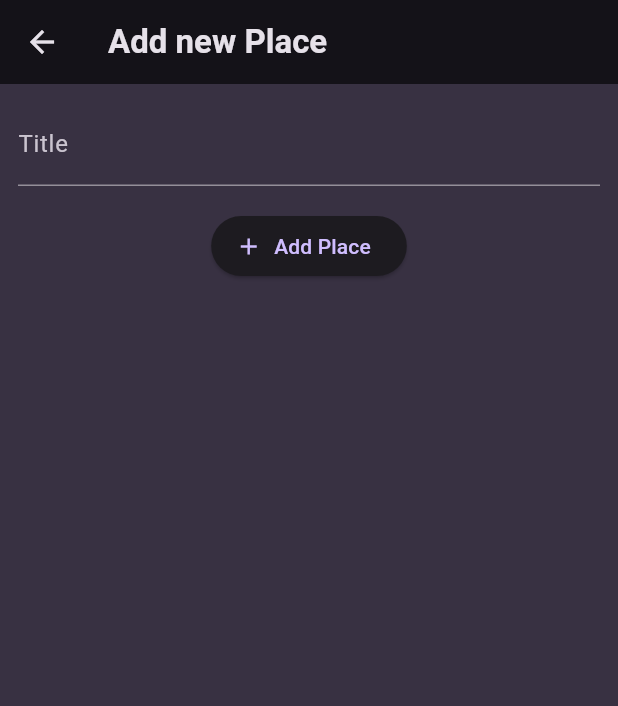
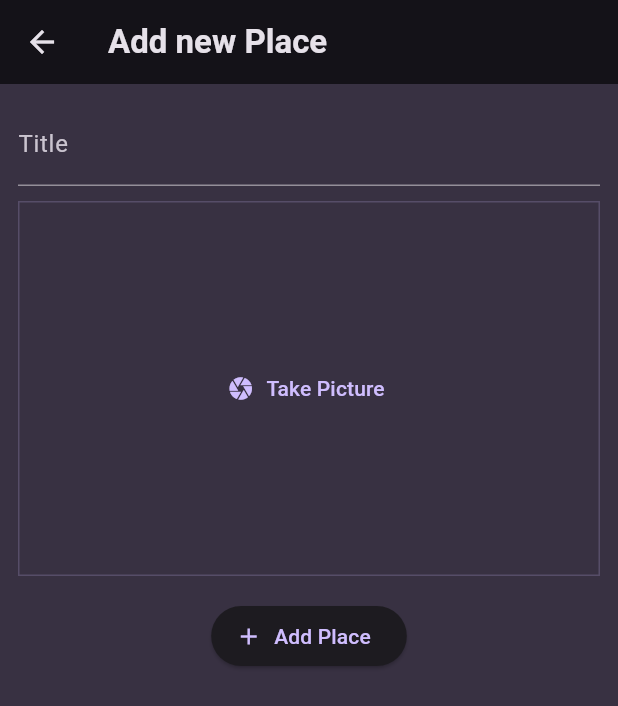
Before and after one commit to MinhNhatQA15101910/flutter_favorite_places, a Flutter app: the AddPlaceScreen screen opened directly, on a phone screen of 412 x 824 dp. Shown: the top 706 px of the screen. Run offline on Flutter 3.47's test engine with Material 3 defaults, Android fonts, the phone set to English and light mode, and no system bars; our stand-ins replace flutter_riverpod, google_fonts.

Commit message:
Adding a "Add an image" input.

```diff
--- a/lib/screens/add_place_screen.dart
+++ b/lib/screens/add_place_screen.dart
@@ -1,4 +1,5 @@
 import 'package:favorite_places/providers/user_places_provider.dart';
+import 'package:favorite_places/widgets/image_input.dart';
 import 'package:flutter/material.dart';
 import 'package:flutter_riverpod/flutter_riverpod.dart';
 
@@ -60,6 +61,8 @@
                 color: Theme.of(context).colorScheme.onBackground,
               ),
             ),
+            const SizedBox(height: 10),
+            const ImageInput(),
             const SizedBox(height: 16),
             ElevatedButton.icon(
               onPressed: _savePlace,
--- /dev/null
+++ b/lib/widgets/image_input.dart
@@ -0,0 +1,34 @@
+import 'package:flutter/material.dart';
+
+class ImageInput extends StatefulWidget {
+  const ImageInput({super.key});
+
+  @override
+  State<StatefulWidget> createState() {
+    return _ImageInputState();
+  }
+}
+
+class _ImageInputState extends State<ImageInput> {
+  void _takePicture() {}
+
+  @override
+  Widget build(BuildContext context) {
+    return Container(
+      decoration: BoxDecoration(
+        border: Border.all(
+          width: 1,
+          color: Theme.of(context).colorScheme.primary.withOpacity(0.2),
+        ),
+      ),
+      height: 250,
+      width: double.infinity,
+      alignment: Alignment.center,
+      child: TextButton.icon(
+        onPressed: _takePicture,
+        icon: const Icon(Icons.camera),
+        label: const Text('Take Picture'),
+      ),
+    );
+  }
+}
```
